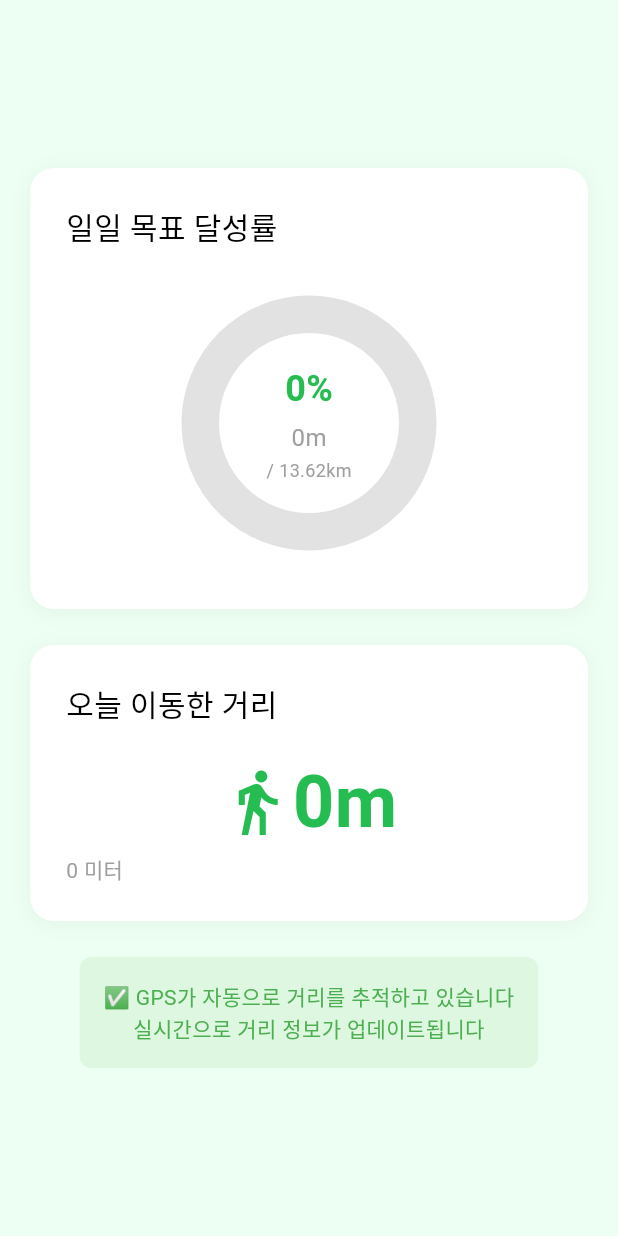
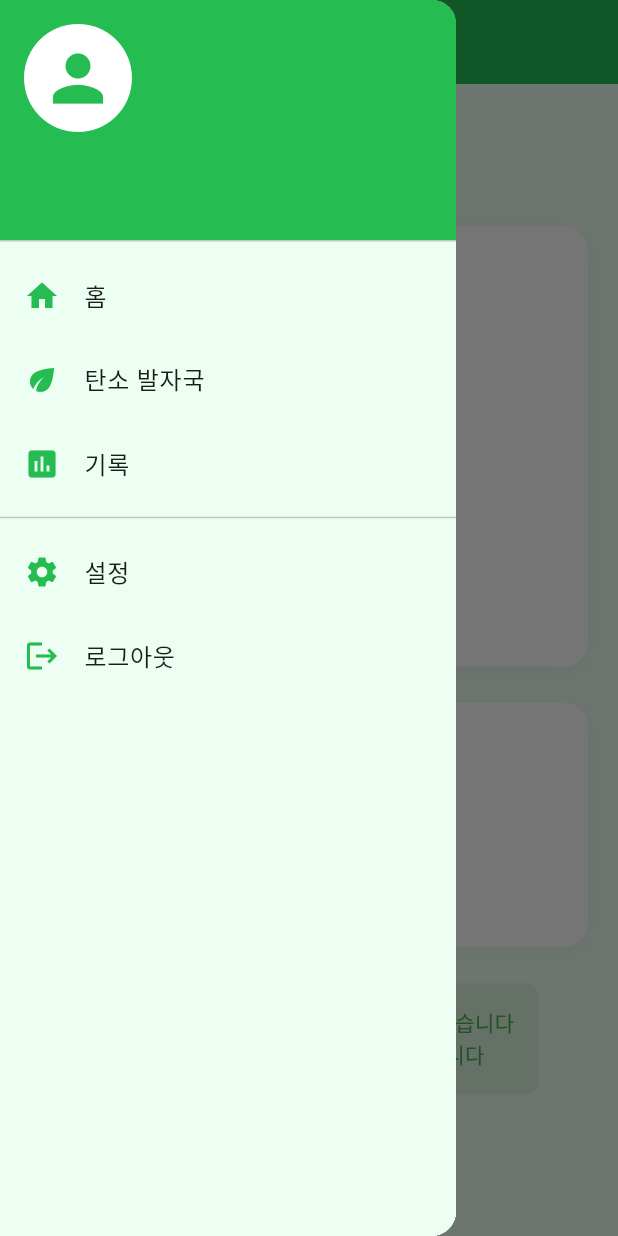
Before and after one commit to 9oormthon-univ/2025_SEASONTHON_TEAM_34_FE, a Flutter app: the RecordPage screen opened directly, with the side drawer open (before the commit the screen has no drawer), on a phone screen of 412 x 824 dp. Run offline on Flutter 3.47's test engine with Material 3 defaults, Android fonts, the phone set to English and light mode, and no system bars; drawn by our look-alikes of fl_chart; our stand-ins replace firebase_auth, firebase_core, geolocator, google_sign_in, permission_handler, shared_preferences; accounts and stored records are empty.

Commit message:
Refactor RecordPage: Integrate ProfileDrawer for settings management, replace distance formatting with AiFrequencyModel methods, and enhance app bar with title and menu button

```diff
--- a/lib/pages/record_page.dart
+++ b/lib/pages/record_page.dart
@@ -1,4 +1,5 @@
 import 'dart:async';
+import 'package:clear_footprint/widgets/profile_drawer.dart';
 import 'package:flutter/material.dart';
 import 'package:clear_footprint/color.dart';
 import 'package:clear_footprint/services/location_service.dart';
@@ -141,16 +142,6 @@ class _RecordPageState extends State<RecordPage> with WidgetsBindingObserver {
     }
   }
 
-  // 거리를 적절한 단위로 포맷팅
-  String _formatDistance(double meters) {
-    if (meters < 1000) {
-      return '${meters.toStringAsFixed(0)}m';
-    } else {
-      double km = meters / 1000;
-      return '${km.toStringAsFixed(2)}km';
-    }
-  }
-
   // 도넛 차트 위젯 생성
   Widget _buildDonutChart() {
     double progressPercentage = (_todayDistance / _dailyGoalDistance).clamp(
@@ -201,12 +192,12 @@ class _RecordPageState extends State<RecordPage> with WidgetsBindingObserver {
               ),
               const SizedBox(height: 4),
               Text(
-                _formatDistance(_todayDistance),
+                AiFrequencyModel.formatDistance(_todayDistance),
                 style: const TextStyle(fontSize: 16, color: Colors.grey),
               ),
               const SizedBox(height: 2),
               Text(
-                '/ ${_formatDistance(_dailyGoalDistance)}',
+                '/ ${AiFrequencyModel.formatDistance(_dailyGoalDistance)}',
                 style: const TextStyle(fontSize: 12, color: Colors.grey),
               ),
             ],
@@ -216,9 +207,35 @@ class _RecordPageState extends State<RecordPage> with WidgetsBindingObserver {
     );
   }
 
+  // 설정 변경 시 콜백 함수
+  void _onResume() {
+    // _loadFrequency(); // 설정 변경 시 빈도 다시 불러오기
+  }
+
   @override
   Widget build(BuildContext context) {
     return Scaffold(
+      appBar: AppBar(
+        title: const Text(
+          '맑은발자국',
+          style: TextStyle(
+            fontSize: 20,
+            fontWeight: FontWeight.bold,
+            color: whiteColor,
+          ),
+        ),
+        backgroundColor: primaryColor,
+        leading: Builder(
+          builder:
+              (context) => IconButton(
+                icon: Icon(Icons.menu, color: whiteColor), // 사이드바 버튼
+                onPressed: () => Scaffold.of(context).openDrawer(),
+              ),
+        ),
+      ),
+      drawer: ProfileDrawer(
+        onSettingsChanged: _onResume, // 설정 변경 시 콜백
+      ),
       backgroundColor: backgroundColor,
       body: SafeArea(
         child: Padding(
@@ -299,19 +316,15 @@ class _RecordPageState extends State<RecordPage> with WidgetsBindingObserver {
                               color: primaryColor,
                             ),
                             Text(
-                              _formatDistance(_todayDistance),
+                              AiFrequencyModel.formatDistance(_todayDistance),
                               style: const TextStyle(
                                 fontSize: 48,
                                 fontWeight: FontWeight.bold,
-                                color: primaryColor,
+                                color: blackColor,
                               ),
                             ),
                           ],
                         ),
-                    Text(
-                      '${_todayDistance.toStringAsFixed(0)} 미터',
-                      style: const TextStyle(fontSize: 14, color: Colors.grey),
-                    ),
                   ],
                 ),
               ),
```
